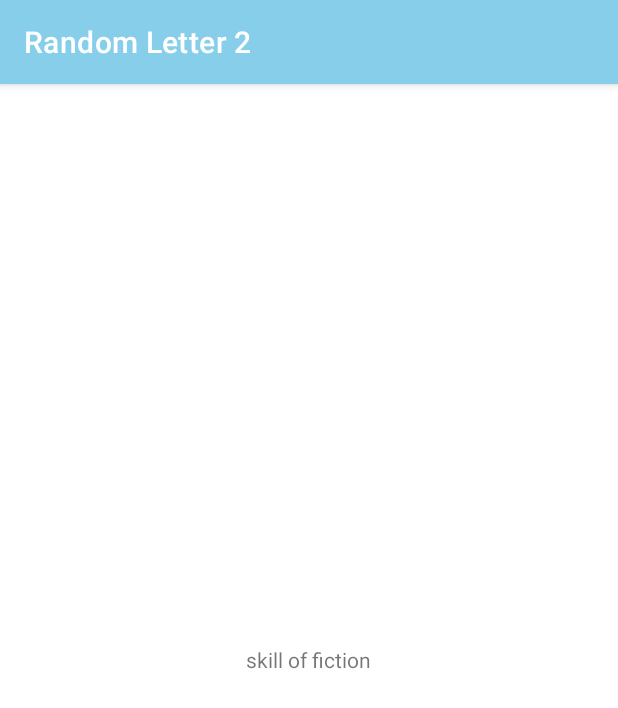
After one commit to Vacheslav676/Random_Letter_2, an Android app: the categoryAnd2Letters screen opened directly, with no data from a screen before it, on a phone screen of 412 x 824 dp. The commit adds this screen. Shown: the top 708 px of the screen. Run offline under Robolectric (Android 15) with nearby library versions, the phone set to English and light mode, and no system bars.

Commit message:
создал активити для упражнений

```diff
--- /dev/null
+++ b/app/src/main/java/android/example/randomletter2/categoryAnd2Letters.java
@@ -0,0 +1,14 @@
+package android.example.randomletter2;
+
+import androidx.appcompat.app.AppCompatActivity;
+
+import android.os.Bundle;
+
+public class categoryAnd2Letters extends AppCompatActivity {
+
+    @Override
+    protected void onCreate(Bundle savedInstanceState) {
+        super.onCreate(savedInstanceState);
+        setContentView(R.layout.activity_category_and2_letters);
+    }
+}
--- a/app/src/main/res/layout/activity_brain_train_menu.xml
+++ b/app/src/main/res/layout/activity_brain_train_menu.xml
@@ -34,7 +34,7 @@
             android:id="@+id/textView4"
             android:layout_width="wrap_content"
             android:layout_height="wrap_content"
-            android:text="skill fiction" />
+            android:text="skill of fiction" />
 
         <Button
             android:id="@+id/category_2_letters_button"
--- /dev/null
+++ b/app/src/main/res/layout/activity_category_and2_letters.xml
@@ -0,0 +1,24 @@
+<?xml version="1.0" encoding="utf-8"?>
+<androidx.constraintlayout.widget.ConstraintLayout xmlns:android="http://schemas.android.com/apk/res/android"
+    xmlns:app="http://schemas.android.com/apk/res-auto"
+    xmlns:tools="http://schemas.android.com/tools"
+    android:layout_width="match_parent"
+    android:layout_height="match_parent"
+    tools:context=".categoryAnd2Letters">
+
+    <LinearLayout
+        android:layout_width="match_parent"
+        android:layout_height="match_parent"
+        android:gravity="center"
+        android:orientation="vertical">
+
+        <TextView
+            android:id="@+id/textView3"
+            android:layout_width="wrap_content"
+            android:layout_height="wrap_content"
+            android:text="skill of fiction" />
+
+
+    </LinearLayout>
+
+</androidx.constraintlayout.widget.ConstraintLayout>
```
Also changed, not shown: app/src/main/AndroidManifest.xml (+14 -0 lines), app/src/main/java/android/example/randomletter2/BrainTrainMenu.java (+35 -1 lines), app/src/main/java/android/example/randomletter2/words20seconds.java (added, +16 -0 lines), app/src/main/res/layout/activity_words20seconds.xml (added, +24 -0 lines).
